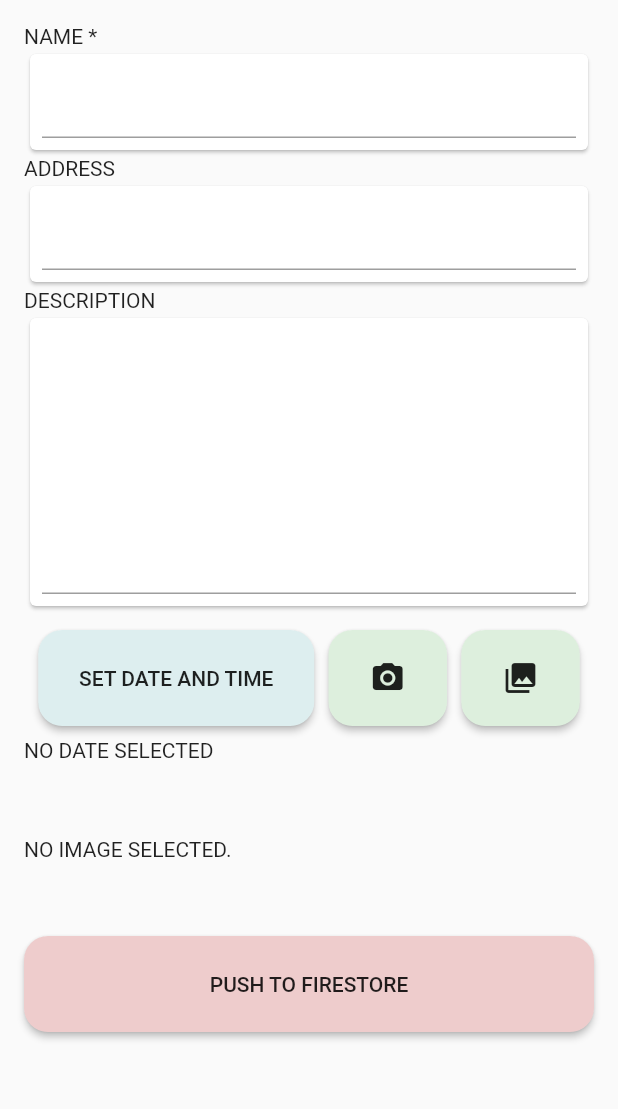
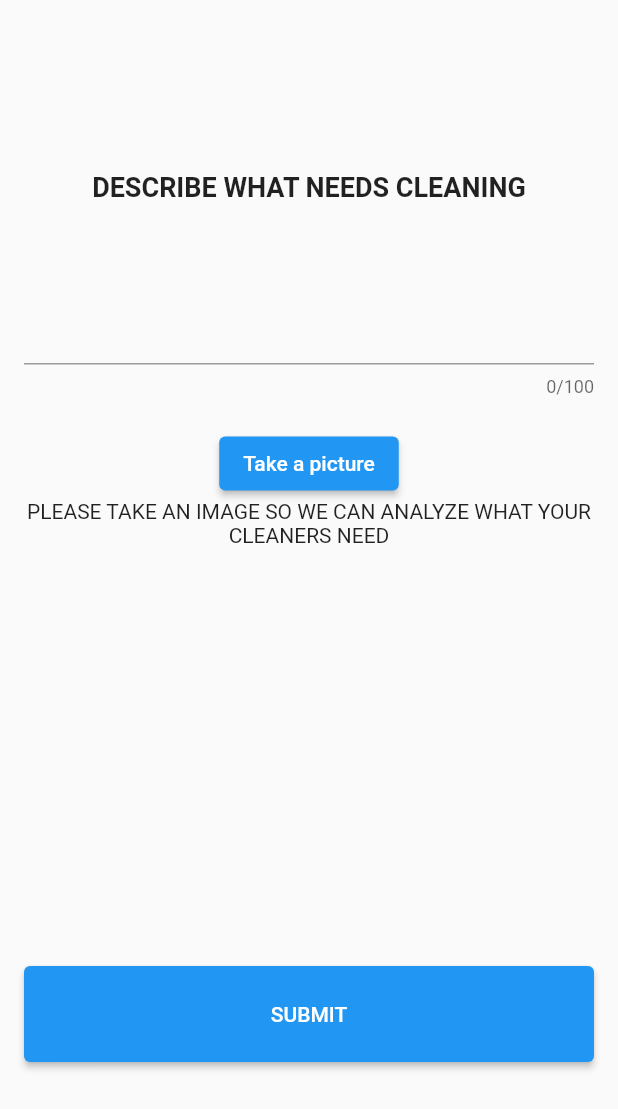
Before and after one commit to samohi-hacking-team/WeClean, a Flutter app: the CreatePage widget shown alone on an empty page, opened directly, on a phone screen of 412 x 824 dp. Shown: the top 1109 px of the screen. Run offline on Flutter 3.47's test engine with Material 2 defaults, Android fonts, the phone set to English and light mode, and no system bars; drawn by our look-alikes of flutter_platform_widgets; our stand-ins replace cloud_firestore, firebase_storage, geolocator, image_picker; missing offline and left inert: platform_maps_flutter; accounts and stored records are empty.

Commit message:
add model

```diff
--- a/app/lib/createPage.dart
+++ b/app/lib/createPage.dart
@@ -3,6 +3,7 @@ import 'dart:io';
 
 import 'package:cloud_firestore/cloud_firestore.dart';
 import 'package:firebase_storage/firebase_storage.dart';
+import 'package:flutter/cupertino.dart';
 import 'package:flutter/material.dart';
 import 'package:flutter_platform_widgets/flutter_platform_widgets.dart';
 import 'package:image_picker/image_picker.dart';
@@ -17,7 +18,6 @@ class CreatePage extends StatefulWidget {
 
 class _CreatePageState extends State<CreatePage> {
   TextEditingController name;
-  TextEditingController address;
   TextEditingController description;
 
   File _image;
@@ -46,7 +46,6 @@ class _CreatePageState extends State<CreatePage> {
   void initState() {
     super.initState();
     name = new TextEditingController();
-    address = new TextEditingController();
     description = new TextEditingController();
     _picker = new ImagePicker();
   }
@@ -55,158 +54,62 @@ class _CreatePageState extends State<CreatePage> {
   Widget build(BuildContext context) {
     return Padding(
       padding: const EdgeInsets.all(16.0),
-      child: ListView(
+      child: Column(
         children: [
-          PlatformText(
-            'Name *',
+          Container(
+            height: 90,
           ),
-          Card(
-            child: Padding(
-              padding: const EdgeInsets.all(8.0),
-              child: PlatformTextField(
-                controller: name,
+          Padding(
+            padding: const EdgeInsets.all(8.0),
+            child: PlatformText(
+              'Describe what needs cleaning',
+              style: TextStyle(
+                fontSize: 18,
+                fontWeight: FontWeight.bold,
               ),
+              textAlign: TextAlign.center,
             ),
           ),
-          PlatformText(
-            'Address',
-          ),
-          Card(
-            child: Padding(
-              padding: const EdgeInsets.all(8.0),
-              child: PlatformTextField(
-                controller: address,
-              ),
-            ),
-          ),
-          PlatformText(
-            'Description',
-          ),
-          Card(
-            child: Padding(
-              padding: const EdgeInsets.all(8.0),
-              child: PlatformTextField(
-                maxLines: 8,
-                controller: description,
-              ),
-            ),
+          PlatformTextField(
+            maxLines: 4,
+            maxLength: 100,
+            maxLengthEnforced: true,
+            controller: description,
           ),
           SizedBox(
             height: 12,
           ),
-          Row(
-            mainAxisAlignment: MainAxisAlignment.spaceEvenly,
-            children: [
-              SizedBox(
-                height: 64,
-                width: MediaQuery.of(context).size.width / 2 - 22,
-                child: RaisedButton(
-                  onPressed: () {
-                    Future<DateTime> _date = showDatePicker(
-                      context: context,
-                      initialDate: DateTime.now(),
-                      firstDate: DateTime(2020),
-                      lastDate: DateTime(2021),
-                    );
-                    _date.then(
-                      (v) {
-                        Future<TimeOfDay> _time = showTimePicker(
-                          context: context,
-                          initialTime: TimeOfDay.now(),
-                        );
-                        _time.then(
-                          (_v) => setState(
-                            () => date = new DateTime(
-                              v.year,
-                              v.month,
-                              v.day,
-                              _v.hour,
-                              _v.minute,
-                            ),
-                          ),
-                        );
-                      },
-                    );
-                  },
-                  child: PlatformText(
-                    'Set Date and Time',
-                  ),
-                  color: Color(0xffddeeef),
-                  shape: RoundedRectangleBorder(
-                    borderRadius: BorderRadius.circular(16),
-                  ),
-                ),
-              ),
-              SizedBox(
-                height: 64,
-                width: MediaQuery.of(context).size.width / 4 - 24,
-                child: RaisedButton(
-                  onPressed: () => getImage(
-                    ImageSource.camera,
-                  ),
-                  child: Icon(
-                    Icons.camera_alt,
-                  ),
-                  color: Color(0xffddefdd),
-                  shape: RoundedRectangleBorder(
-                    borderRadius: BorderRadius.circular(16),
-                  ),
-                ),
-              ),
-              SizedBox(
-                height: 64,
-                width: MediaQuery.of(context).size.width / 4 - 24,
-                child: RaisedButton(
-                  onPressed: () => getImage(
-                    ImageSource.gallery,
-                  ),
-                  child: Icon(
-                    Icons.photo_library,
-                  ),
-                  color: Color(0xffddefdd),
-                  shape: RoundedRectangleBorder(
-                    borderRadius: BorderRadius.circular(16),
-                  ),
-                ),
-              ),
-            ],
-          ),
           SizedBox(
             height: 8,
           ),
-          PlatformText(date == null
-              ? 'No Date Selected'
-              : DateFormat('MMMM dd, yyyy').format(date) +
-                  ' at ' +
-                  DateFormat('hh:mm').format(date)),
-          SizedBox(
-            height: 50,
+          PlatformButton(
+            child: Text(this._image != null
+                ? "Take a different picture"
+                : "Take a picture"),
+            onPressed: () => getImage(
+              ImageSource.gallery,
+            ),
           ),
           _image == null
               ? PlatformText(
-                  'No image selected.',
+                  'Please take an image so we can analyze what your cleaners need',
+                  textAlign: TextAlign.center,
                 )
               : Image.file(_image),
           SizedBox(
             height: 50,
           ),
+          Expanded(
+            child: Container(),
+          ),
           SizedBox(
             height: 64,
-            child: RaisedButton(
+            width: MediaQuery.of(context).size.width-32,
+            child: PlatformButton(
+
               onPressed: () async {
                 Position position = await Geolocator()
                     .getCurrentPosition(desiredAccuracy: LocationAccuracy.high);
-
-                await Firestore.instance.collection('cleanups').add(
-                  {
-                    'name': name.text,
-                    'address':address.text,
-                    'description': description.text,
-                    'datetime': date,
-                    // 'location': position,
-                    'imagePath':'graffiti/${_image.path}',
-                  },
-                );
 
                 StorageReference storageReference = FirebaseStorage.instance
                     .ref()
@@ -215,14 +118,15 @@ class _CreatePageState extends State<CreatePage> {
                 await uploadTask.onComplete;
               },
               child: PlatformText(
-                'Push to Firestore',
+                'Submit',
               ),
-              color: Color(0xffeecccc),
-              shape: RoundedRectangleBorder(
-                borderRadius: BorderRadius.circular(16),
-              ),
+              color: isMaterial(context)?(Theme.of(context).brightness==Brightness.light?Colors.blue:Colors.grey):(CupertinoTheme.brightnessOf(context)==Brightness.light?CupertinoColors.activeBlue:CupertinoColors.systemGrey4),
+
             ),
-          )
+          ),
+          Container(
+            height: 100,
+          ),
         ],
       ),
     );
--- a/app/lib/main.dart
+++ b/app/lib/main.dart
@@ -46,6 +46,10 @@ class _MyAppState extends State<MyApp> {
               return PlatformAppBar(
                 title: PlatformText('Create Cleanup'),
               );
+            default:
+              return PlatformAppBar(
+                title: PlatformText("Map"),
+              );
           }
         },
         tabController: _controller,
--- a/app/pubspec.yaml
+++ b/app/pubspec.yaml
@@ -20,6 +20,7 @@ dependencies:
   image_picker: ^0.6.7+1
   intl: ^0.16.1
   geolocator: ^5.3.2+2
+  tflite: ^1.0.6
 
 
 dev_dependencies:
@@ -29,3 +30,8 @@ dev_dependencies:
 flutter:
 
   uses-material-design: true
+
+  assets:
+    - tensorflow/dict.txt
+    - tensorflow/manifest.json
+    - tensorflow/model.tflite
--- /dev/null
+++ b/app/tensorflow/dict.txt
@@ -0,0 +1,3 @@
+GraffitiOnCement
+GraffitiOnBricks
+BrokenGlass
```
Also changed, not shown: app/pubspec.lock, app/tensorflow/manifest.json (added), firebase/Specific_Necessary_Queries_Writes_1_1.png (added), firebase/weclean.png (added), 5 other files.
